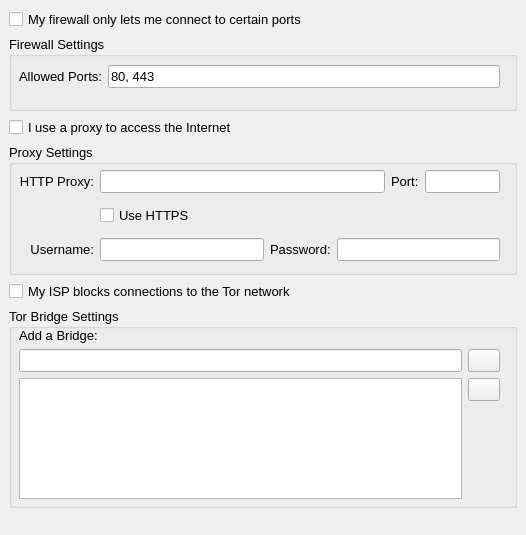
This is src/gui/config/firewallpage.ui in a-ilin/vidalia as Qt 5 draws it before an edit. The edited form follows.
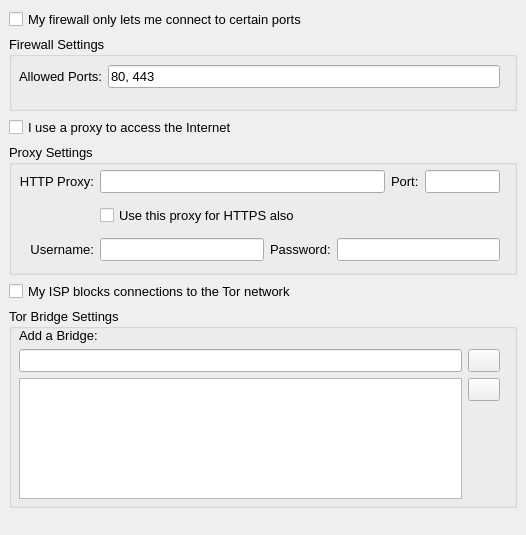
This is the edited form. Icons and pictures are not drawn.

Commit message:
r1946@lysithea:  edmanm | 2007-09-21 03:39:41 -0400  Tweak a checkbox label per arma's suggestion.
svn:r1936

What changed in the file:
```diff
--- a/src/gui/config/firewallpage.ui
+++ b/src/gui/config/firewallpage.ui
@@ -159,7 +159,7 @@
        <item row="1" column="1" colspan="3" >
         <widget class="QCheckBox" name="chkProxyUseHttps" >
          <property name="text" >
-          <string>Use HTTPS</string>
+          <string>Use this proxy for HTTPS also</string>
          </property>
         </widget>
        </item>
```
